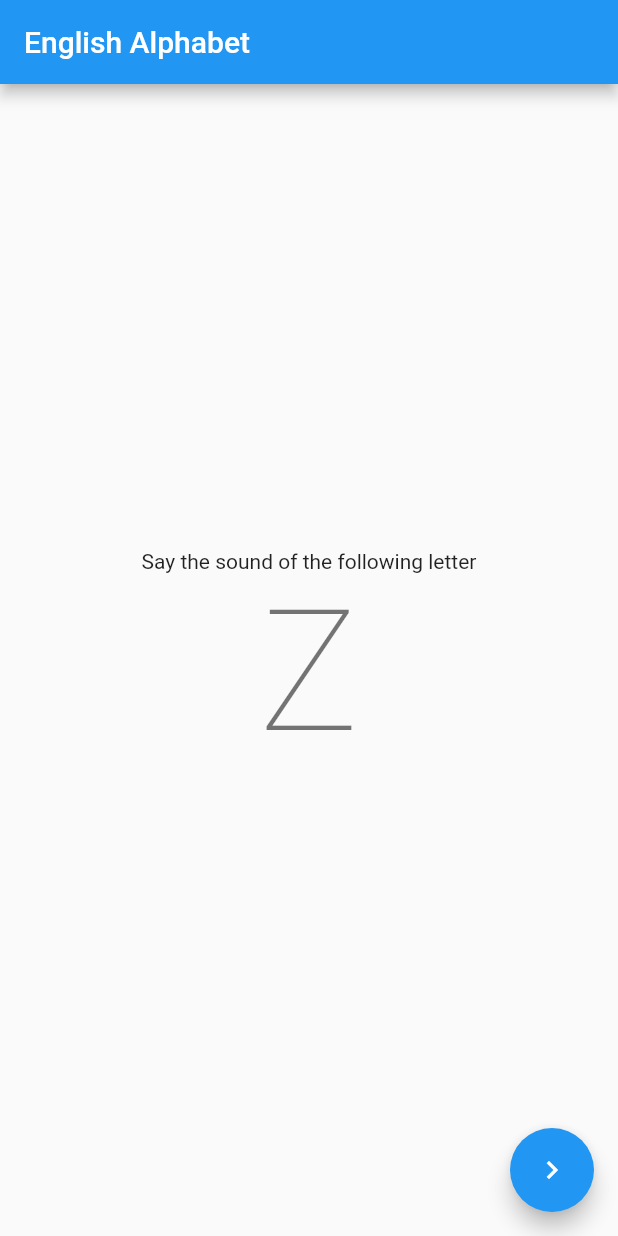
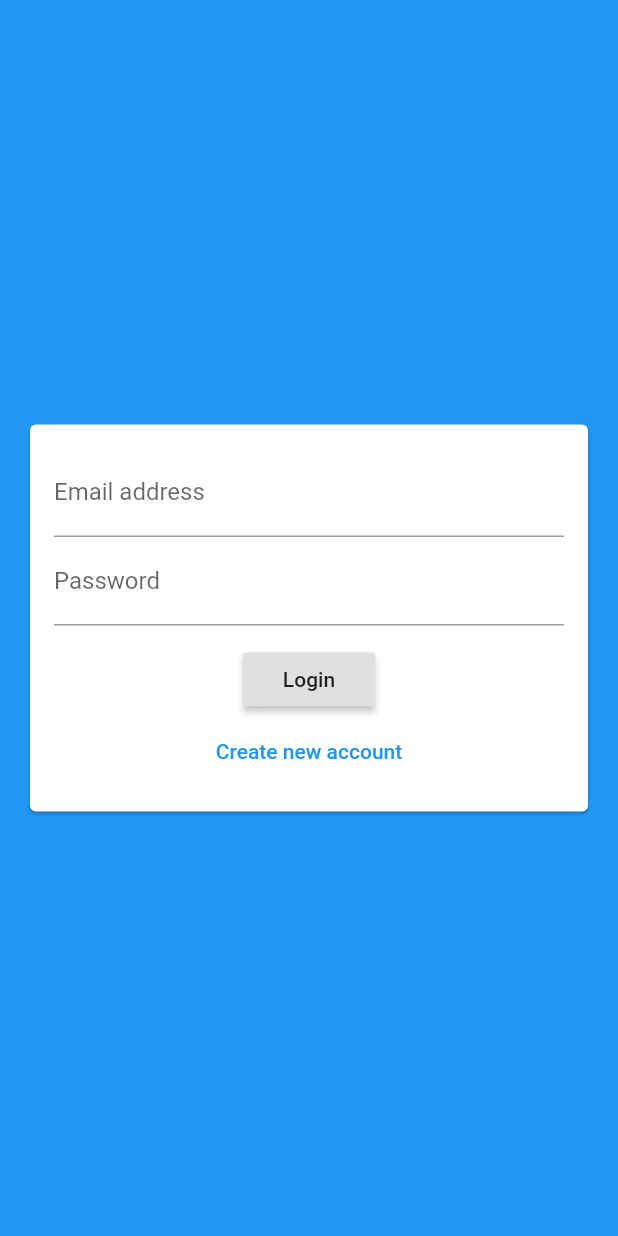
Before and after one commit to steadycoding/flutter-alphabet, a Flutter app: the screen it shows after launch, on a phone screen of 412 x 824 dp. Run offline on Flutter 3.47's test engine with Material 2 defaults, Android fonts, the phone set to English and light mode, and no system bars; our stand-ins replace cloud_firestore, firebase_auth; accounts and stored records are empty.

Commit message:
Firebase register, login, logout.

```diff
--- a/lib/main.dart
+++ b/lib/main.dart
@@ -1,149 +1,34 @@
-import 'dart:math';
+import 'package:firebase_auth/firebase_auth.dart';
+import 'package:flutter/material.dart';
 
-import 'package:flutter/material.dart';
+import 'screens/alphabet_screen.dart';
+import 'screens/auth_screen.dart';
+import 'screens/splash_screen.dart';
 
 void main() => runApp(MyApp());
 
 class MyApp extends StatelessWidget {
-  // This widget is the root of your application.
   @override
   Widget build(BuildContext context) {
+    final title = 'English Alphabet';
     return MaterialApp(
-      title: 'English Alphabet',
+      title: title,
       theme: ThemeData(
-        // This is the theme of your application.
-        //
-        // Try running your application with "flutter run". You'll see the
-        // application has a blue toolbar. Then, without quitting the app, try
-        // changing the primarySwatch below to Colors.green and then invoke
-        // "hot reload" (press "r" in the console where you ran "flutter run",
-        // or simply save your changes to "hot reload" in a Flutter IDE).
-        // Notice that the counter didn't reset back to zero; the application
-        // is not restarted.
         primarySwatch: Colors.blue,
       ),
-      home: MyHomePage(title: 'English Alphabet'),
+      home: StreamBuilder(
+          stream: FirebaseAuth.instance.onAuthStateChanged,
+          builder: (ctx, userSnapshot) {
+            if (userSnapshot.connectionState == ConnectionState.waiting) {
+              return SplashScreen();
+            }
+            if (userSnapshot.hasData) {
+              return AlphabetScreen(
+                title: title,
+              );
+            }
+            return AuthScreen();
+          }),
     );
   }
 }
-
-class MyHomePage extends StatefulWidget {
-  MyHomePage({Key key, this.title}) : super(key: key);
-
-  // This widget is the home page of your application. It is stateful, meaning
-  // that it has a State object (defined below) that contains fields that affect
-  // how it looks.
-
-  // This class is the configuration for the state. It holds the values (in this
-  // case the title) provided by the parent (in this case the App widget) and
-  // used by the build method of the State. Fields in a Widget subclass are
-  // always marked "final".
-
-  final String title;
-
-  @override
-  _MyHomePageState createState() => _MyHomePageState();
-}
-
-class _MyHomePageState extends State<MyHomePage> {
-  // Build a list of the english alphabet
-  List<String> _letters = "ABCDEFGHIJKLMNOPQRSTUVWXYZ".split('');
-  String _letter;
-  Iterator _iterator;
-  Random _randomizer;
-
-  _MyHomePageState() {
-    _randomizer = Random();
-    _letters.shuffle(_randomizer);
-    _iterator = _letters.iterator;
-    _iterator.moveNext();
-    _letter = _iterator.current;
-  }
-  // Initialize the current letter to be the first lettter in the list.
-
-  void _changeLetter() {
-    setState(() {
-      // This call to setState tells the Flutter framework that something has
-      // changed in this State, which causes it to rerun the build method below
-      // so that the display can reflect the updated values. If we changed
-      // _letter without calling setState(), then the build method would not be
-      // called again, and so nothing would appear to happen.
-      if (this._iterator.moveNext()) {
-        // Set the next letter
-        _letter = this._iterator.current;
-      } else {
-        // The list has been exhausted. Start over.
-        showDialog(
-            context: context,
-            barrierDismissible: false,
-            builder: (BuildContext context) {
-              return AlertDialog(
-                title: Text('Well Done!'),
-                backgroundColor: Colors.green,
-                content: Text('You\'ve completed the English Alphabet. To start over press the Restart button'),
-                actions: <Widget>[
-                  FlatButton(
-                    child: Text('Restart'),
-                    onPressed: () {
-                      Navigator.pushNamed(context, '/');
-                    },
-                  ),
-                ],
-              );
-            });
-      }
-    });
-  }
-
-  @override
-  Widget build(BuildContext context) {
-    // This method is rerun every time setState is called, for instance as done
-    // by the _changeLetter method above.
-    //
-    // The Flutter framework has been optimized to make rerunning build methods
-    // fast, so that you can just rebuild anything that needs updating rather
-    // than having to individually change instances of widgets.
-    return Scaffold(
-      appBar: AppBar(
-        // Here we take the value from the MyHomePage object that was created by
-        // the App.build method, and use it to set our appbar title.
-        title: Text(widget.title),
-      ),
-      body: Center(
-        // Center is a layout widget. It takes a single child and positions it
-        // in the middle of the parent.
-        child: Column(
-          // Column is also a layout widget. It takes a list of children and
-          // arranges them vertically. By default, it sizes itself to fit its
-          // children horizontally, and tries to be as tall as its parent.
-          //
-          // Invoke "debug painting" (press "p" in the console, choose the
-          // "Toggle Debug Paint" action from the Flutter Inspector in Android
-          // Studio, or the "Toggle Debug Paint" command in Visual Studio Code)
-          // to see the wireframe for each widget.
-          //
-          // Column has various properties to control how it sizes itself and
-          // how it positions its children. Here we use mainAxisAlignment to
-          // center the children vertically; the main axis here is the vertical
-          // axis because Columns are vertical (the cross axis would be
-          // horizontal).
-          mainAxisAlignment: MainAxisAlignment.center,
-          children: <Widget>[
-            Text(
-              'Say the sound of the following letter',
-            ),
-            Text(
-              '$_letter',
-              style: Theme.of(context).textTheme.headline1,
-            ),
-          ],
-        ),
-      ),
-      floatingActionButton: FloatingActionButton(
-        onPressed: _changeLetter,
-        tooltip: 'Next Letter',
-        child: Icon(Icons.navigate_next),
-      ), // This trailing comma makes auto-formatting nicer for build methods.
-    );
-  }
-}
--- /dev/null
+++ b/lib/screens/auth_screen.dart
@@ -0,0 +1,82 @@
+import 'package:flutter/material.dart';
+import 'package:firebase_auth/firebase_auth.dart';
+import 'package:flutter/services.dart';
+import 'package:cloud_firestore/cloud_firestore.dart';
+import 'package:flutter_alphabet/widgets/auth/auth_form.dart';
+
+class AuthScreen extends StatefulWidget {
+  @override
+  _AuthScreenState createState() => _AuthScreenState();
+}
+
+class _AuthScreenState extends State<AuthScreen> {
+  final _auth = FirebaseAuth.instance;
+  var _isLoading = false;
+
+  void _submitAuthForm(
+    String email,
+    String password,
+    String username,
+    bool isLogin,
+    BuildContext ctx,
+  ) async {
+    AuthResult authResult;
+
+    try {
+      setState(() {
+        _isLoading = true;
+      });
+      if (isLogin) {
+        authResult = await _auth.signInWithEmailAndPassword(
+          email: email,
+          password: password,
+        );
+      } else {
+        authResult = await _auth.createUserWithEmailAndPassword(
+          email: email,
+          password: password,
+        );
+
+        await Firestore.instance
+            .collection('users')
+            .document(authResult.user.uid)
+            .setData({
+          'username': username,
+          'email': email,
+        });
+      }
+    } on PlatformException catch (err) {
+      var message = 'An error occurred, please check your credentials!';
+
+      if (err.message != null) {
+        message = err.message;
+      }
+
+      Scaffold.of(ctx).showSnackBar(
+        SnackBar(
+          content: Text(message),
+          backgroundColor: Theme.of(ctx).errorColor,
+        ),
+      );
+      setState(() {
+        _isLoading = false;
+      });
+    } catch (err) {
+      print(err);
+      setState(() {
+        _isLoading = false;
+      });
+    }
+  }
+
+  @override
+  Widget build(BuildContext context) {
+    return Scaffold(
+      backgroundColor: Theme.of(context).primaryColor,
+      body: AuthForm(
+        _submitAuthForm,
+        _isLoading,
+      ),
+    );
+  }
+}
--- /dev/null
+++ b/lib/widgets/auth/auth_form.dart
@@ -0,0 +1,138 @@
+import 'package:flutter/material.dart';
+
+class AuthForm extends StatefulWidget {
+  AuthForm(
+    this.submitFn,
+    this.isLoading,
+  );
+
+  final bool isLoading;
+  final void Function(
+    String email,
+    String password,
+    String userName,
+    bool isLogin,
+    BuildContext ctx,
+  ) submitFn;
+
+  @override
+  _AuthFormState createState() => _AuthFormState();
+}
+
+class _AuthFormState extends State<AuthForm> {
+  final _formKey = GlobalKey<FormState>();
+  var _isLogin = true;
+  var _userEmail = '';
+  var _userName = '';
+  var _userPassword = '';
+
+  void _trySubmit() {
+    final isValid = _formKey.currentState.validate();
+    FocusScope.of(context).unfocus();
+
+    if (isValid) {
+      _formKey.currentState.save();
+      widget.submitFn(
+        _userEmail.trim(),
+        _userPassword.trim(),
+        _userName.trim(),
+        _isLogin,
+        context,
+      );
+    }
+  }
+
+  @override
+  Widget build(BuildContext context) {
+    return Center(
+      child: Card(
+        margin: EdgeInsets.all(20),
+        child: SingleChildScrollView(
+          child: Padding(
+            padding: EdgeInsets.all(16),
+            child: Form(
+              key: _formKey,
+              child: Column(
+                mainAxisSize: MainAxisSize.min,
+                children: <Widget>[
+                  TextFormField(
+                    key: ValueKey('email'),
+                    autocorrect: false,
+                    textCapitalization: TextCapitalization.none,
+                    enableSuggestions: false,
+                    validator: (value) {
+                      // todo: Decide on email regex pattern.
+                      if (value.isEmpty || !value.contains('@')) {
+                        return 'Please enter a valid email address.';
+                      }
+                      return null;
+                    },
+                    keyboardType: TextInputType.emailAddress,
+                    decoration: InputDecoration(
+                      labelText: 'Email address',
+                    ),
+                    onSaved: (value) {
+                      _userEmail = value;
+                    },
+                  ),
+                  if (!_isLogin)
+                    TextFormField(
+                      key: ValueKey('username'),
+                      autocorrect: true,
+                      textCapitalization: TextCapitalization.words,
+                      enableSuggestions: false,
+                      validator: (value) {
+                        // todo: Decide out what constraints to put on usernames.
+                        if (value.isEmpty || value.length < 2) {
+                          return 'Please enter at least two characters';
+                        }
+                        return null;
+                      },
+                      decoration: InputDecoration(labelText: 'Username'),
+                      onSaved: (value) {
+                        _userName = value;
+                      },
+                    ),
+                  TextFormField(
+                    key: ValueKey('password'),
+                    validator: (value) {
+                      // todo: Decide on password constraints.
+                      if (value.isEmpty || value.length < 7) {
+                        return 'Password must be at least 7 characters long.';
+                      }
+                      return null;
+                    },
+                    decoration: InputDecoration(labelText: 'Password'),
+                    obscureText: true,
+                    onSaved: (value) {
+                      _userPassword = value;
+                    },
+                  ),
+                  SizedBox(height: 12),
+                  if (widget.isLoading) CircularProgressIndicator(),
+                  if (!widget.isLoading)
+                    RaisedButton(
+                      child: Text(_isLogin ? 'Login' : 'Signup'),
+                      onPressed: _trySubmit,
+                    ),
+                  if (!widget.isLoading)
+                    FlatButton(
+                      textColor: Theme.of(context).primaryColor,
+                      child: Text(_isLogin
+                          ? 'Create new account'
+                          : 'I already have an account'),
+                      onPressed: () {
+                        setState(() {
+                          _isLogin = !_isLogin;
+                        });
+                      },
+                    )
+                ],
+              ),
+            ),
+          ),
+        ),
+      ),
+    );
+  }
+}
--- a/pubspec.yaml
+++ b/pubspec.yaml
@@ -14,7 +14,7 @@ description: A new Flutter project.
 version: 1.0.0+1
 
 environment:
-  sdk: ">=2.1.0 <3.0.0"
+  sdk: ">=2.3.0 <3.0.0"
 
 dependencies:
   flutter:
@@ -23,8 +23,10 @@ dependencies:
   # The following adds the Cupertino Icons font to your application.
   # Use with the CupertinoIcons class for iOS style icons.
   cupertino_icons: ^0.1.2
+  cloud_firestore: ^0.13.5
+  firebase_auth: ^0.16.0
 
-dev_dependencies:
+  dev_dependencies:
   flutter_test:
     sdk: flutter
 
```
Also changed, not shown: lib/screens/alphabet_screen.dart (added, +116 -0 lines), lib/screens/splash_screen.dart (added, +13 -0 lines), pubspec.lock, 6 other files.
